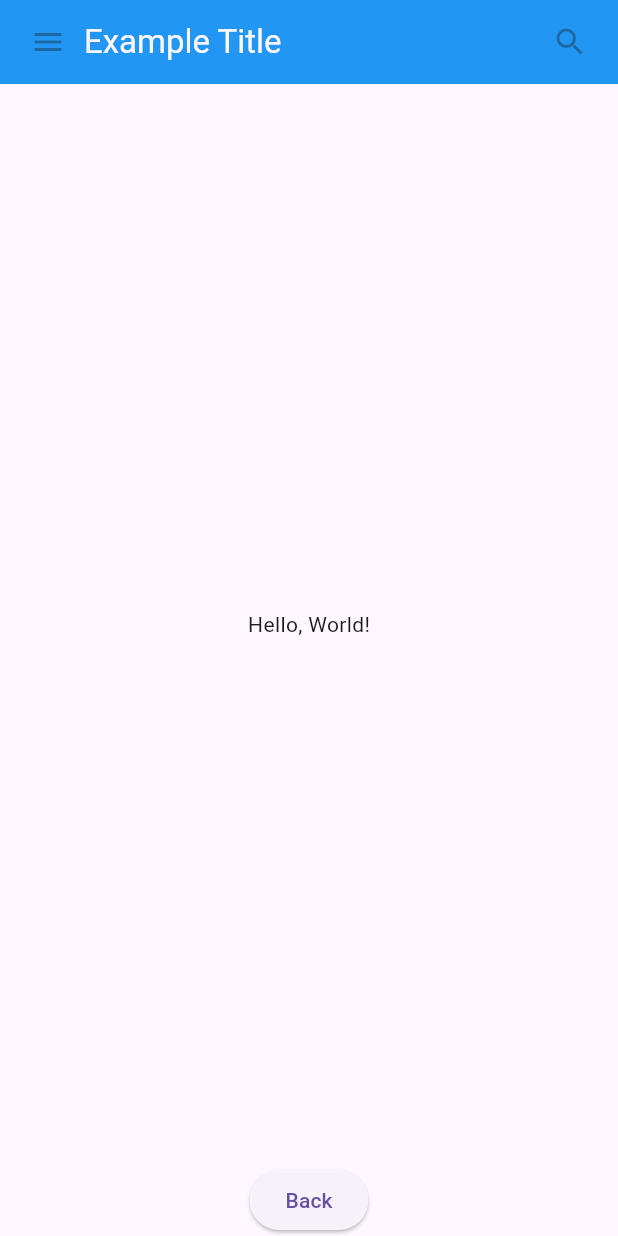
After one commit to kooltz/flutter-playground, a Flutter app: the screen it shows after launch, after a tap on "Basic Widgets", on a phone screen of 412 x 824 dp. The commit adds this screen. Run offline on Flutter 3.47's test engine with Material 3 defaults, Android fonts, the phone set to English and light mode, and no system bars.

Commit message:
add basic widgets

```diff
--- a/lib/main.dart
+++ b/lib/main.dart
@@ -1,6 +1,7 @@
 import 'package:flutter/material.dart';
 
 import 'screen/hello_world.dart';
+import 'screen/basic_widgets.dart';
 
 void main() {
   runApp(const MyApp());
@@ -43,7 +44,15 @@ class HomePage extends StatelessWidget {
                             MaterialPageRoute<void>(
                                 builder: (context) => const HelloWorld()))
                       },
-                  child: const Text("Hello World"))
+                  child: const Text("Hello World")),
+              ElevatedButton(
+                  onPressed: () => {
+                        Navigator.push(
+                            context,
+                            MaterialPageRoute<void>(
+                                builder: (context) => const BasicWidgets()))
+                      },
+                  child: const Text("Basic Widgets"))
             ],
           ),
         ));
--- /dev/null
+++ b/lib/screen/basic_widgets.dart
@@ -0,0 +1,71 @@
+import 'package:flutter/material.dart';
+
+class MyAppBar extends StatelessWidget {
+  const MyAppBar({required this.title, super.key});
+
+  final Widget title;
+
+  @override
+  Widget build(BuildContext context) {
+    return Container(
+        height: 56,
+        padding: const EdgeInsets.symmetric(horizontal: 8),
+        decoration: BoxDecoration(color: Colors.blue[500]),
+        child: Row(
+          children: [
+            const IconButton(
+                icon: Icon(Icons.menu),
+                tooltip: 'Navigation Menu',
+                onPressed: null),
+            Expanded(
+              child: title,
+            ),
+            const IconButton(
+              icon: Icon(Icons.search),
+              tooltip: 'Search',
+              onPressed: null,
+            ),
+          ],
+        ));
+  }
+}
+
+class MyScaffold extends StatelessWidget {
+  const MyScaffold({super.key});
+
+  @override
+  Widget build(BuildContext context) {
+    return Material(
+      child: Column(
+        children: [
+          MyAppBar(
+            title: Text('Example Title',
+                style: Theme.of(context).primaryTextTheme.titleLarge),
+          ),
+          const Expanded(
+            child: Center(
+              child: Text('Hello, World!'),
+            ),
+          ),
+          ElevatedButton(
+              onPressed: () => {Navigator.pop(context)},
+              child: const Text('Back'))
+        ],
+      ),
+    );
+  }
+}
+
+class BasicWidgets extends StatelessWidget {
+  const BasicWidgets({super.key});
+
+  @override
+  Widget build(BuildContext context) {
+    return const MaterialApp(
+      title: 'My App',
+      home: SafeArea(
+        child: MyScaffold(),
+      ),
+    );
+  }
+}
```
Also changed, not shown: 2 other files.
